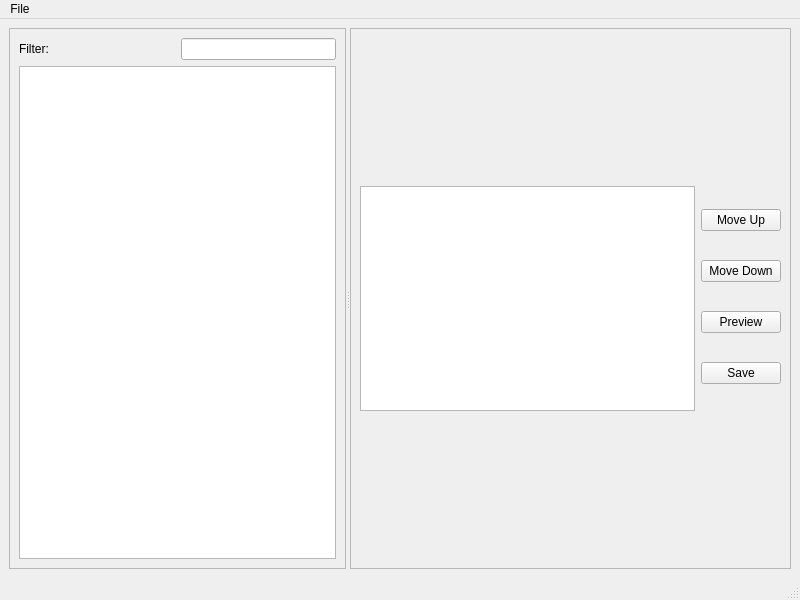
Old version of the form mainWindow.ui in the repository blakebjorn/5eStatblockPrinter.
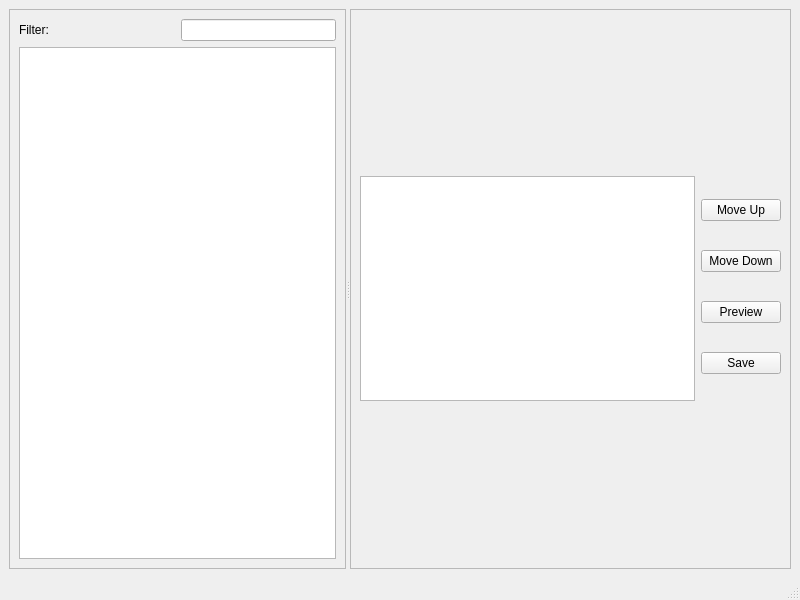
New version of the form.

```diff
--- a/mainWindow.ui
+++ b/mainWindow.ui
@@ -142,13 +142,6 @@
      <height>20</height>
     </rect>
    </property>
-   <widget class="QMenu" name="menuFile">
-    <property name="title">
-     <string>File</string>
-    </property>
-    <addaction name="actionCreate_Report"/>
-   </widget>
-   <addaction name="menuFile"/>
   </widget>
   <widget class="QStatusBar" name="statusbar"/>
   <action name="actionCreate_Report">
```
